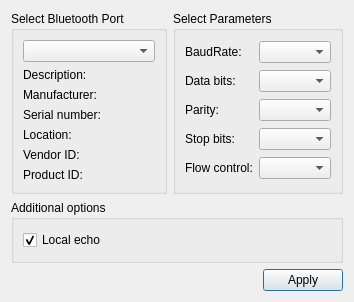
amof/MobileRobot, file MobileRobot_Software/settingsdialog.ui: the form before one commit.
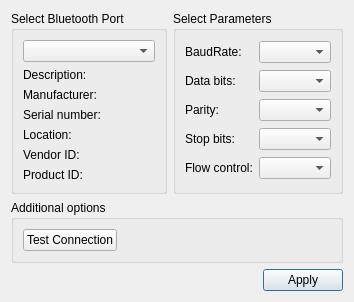
The form after the commit. Icons and pictures are not drawn.

What changed in the file:
```diff
--- a/MobileRobot_Software/settingsdialog.ui
+++ b/MobileRobot_Software/settingsdialog.ui
@@ -160,17 +160,27 @@
      <property name="title">
       <string>Additional options</string>
      </property>
-     <layout class="QVBoxLayout" name="verticalLayout">
+     <layout class="QHBoxLayout" name="horizontalLayout_2">
       <item>
-       <widget class="QCheckBox" name="localEchoCheckBox">
+       <widget class="QPushButton" name="testConnection">
         <property name="text">
-         <string>Local echo</string>
-        </property>
-        <property name="checked">
-         <bool>true</bool>
+         <string>Test Connection</string>
         </property>
        </widget>
       </item>
+      <item>
+       <spacer name="horizontalSpacer_2">
+        <property name="orientation">
+         <enum>Qt::Horizontal</enum>
+        </property>
+        <property name="sizeHint" stdset="0">
+         <size>
+          <width>40</width>
+          <height>20</height>
+         </size>
+        </property>
+       </spacer>
+      </item>
      </layout>
     </widget>
    </item>
```
